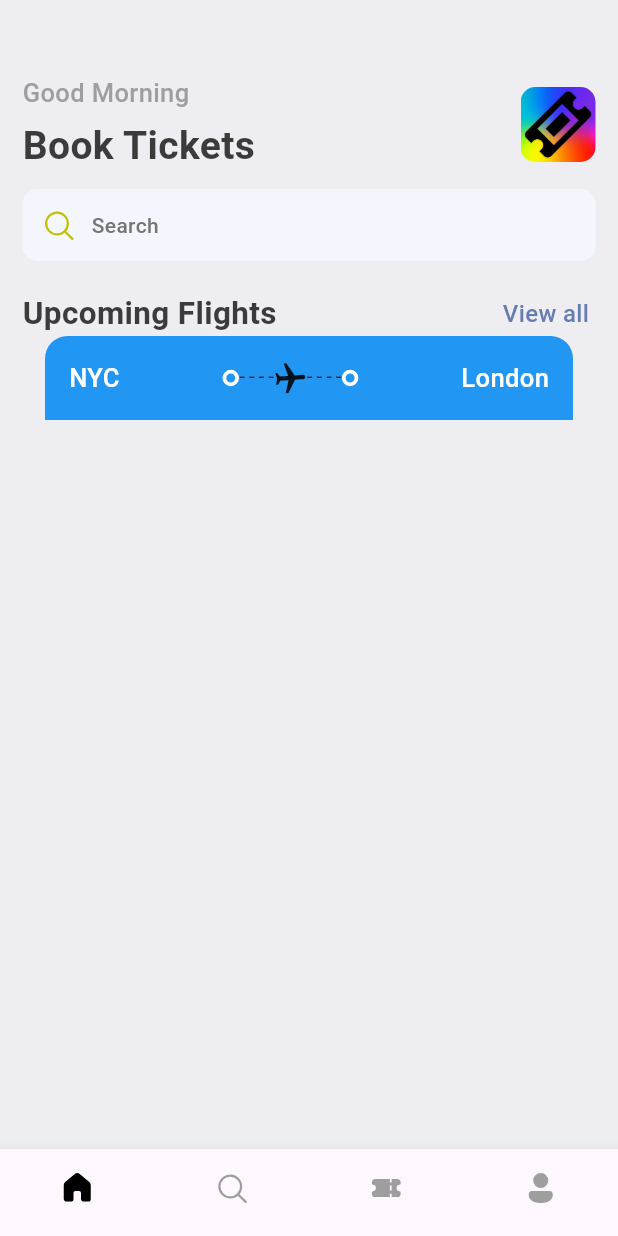
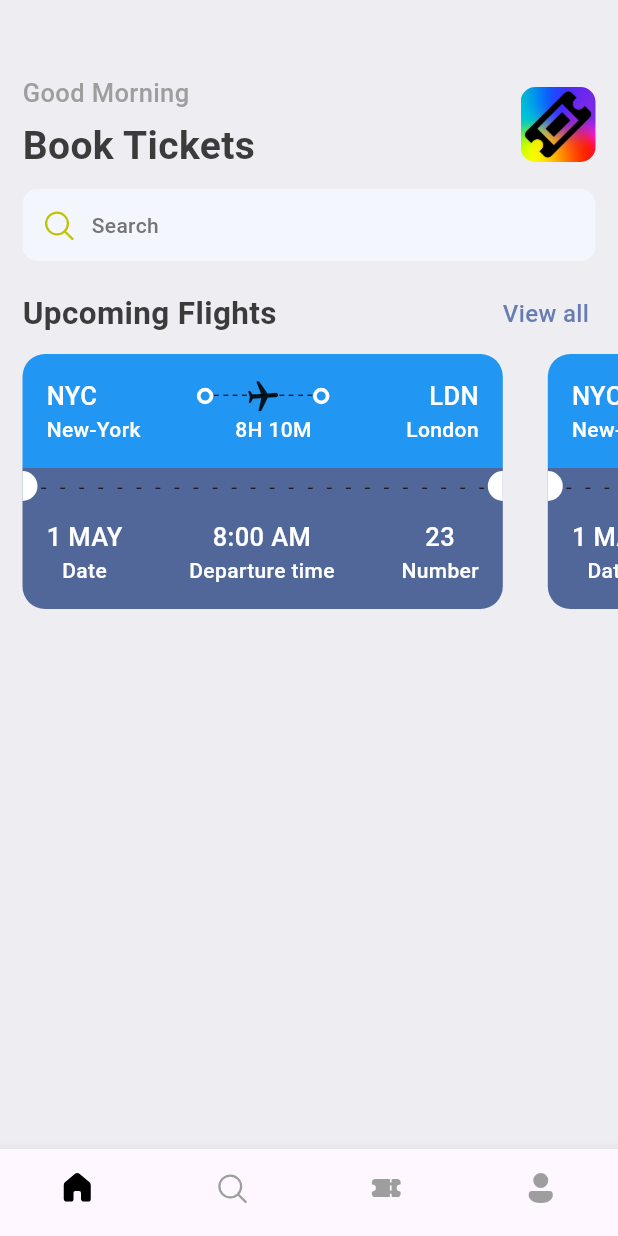
Before and after one commit to Huzaifa-Quadri/Ticket-Booker, a Flutter app: the screen it shows after launch, on a phone screen of 412 x 824 dp. Run offline on Flutter 3.47's test engine with Material 3 defaults, Android fonts, the phone set to English and light mode, and no system bars; our stand-ins replace fluentui_system_icons, gap.

Commit message:
Ticket View Complete

```diff
--- a/lib/Screens/home.dart
+++ b/lib/Screens/home.dart
@@ -89,8 +89,17 @@ class _MyHomePageState extends State<MyHomePage> {
                     ),
                   ],
                 ),
-                const TicketView()
               ],
+            ),
+          ),
+          const Gap(12),
+          const SingleChildScrollView(
+            scrollDirection: Axis.horizontal,
+            // padding: EdgeInsets.only(
+            //   right: 20,
+            // ),
+            child: Row(
+              children: [TicketView(), TicketView()],
             ),
           )
         ],
--- /dev/null
+++ b/lib/Widgets/flight_route_icon.dart
@@ -0,0 +1,85 @@
+import 'package:flutter/material.dart';
+
+import 'package:ticket_booking/Widgets/circle_widget.dart';
+
+class FlightRouteWidget extends StatelessWidget {
+  const FlightRouteWidget({super.key});
+
+  //? New formatting of different widgets
+
+  @override
+  Widget build(BuildContext context) {
+    return Row(
+      children: [
+        const Spacer(),
+        const CircleWidget(),
+        Expanded(
+          child: LayoutBuilder(
+            builder: (context, constraints) {
+              final spaceWidth = constraints.maxWidth;
+              return Stack(
+                children: [
+                  Flex(
+                    direction: Axis.horizontal,
+                    mainAxisAlignment: MainAxisAlignment.spaceBetween,
+                    children: List.generate(
+                      (spaceWidth / 6).floor(),
+                      (index) => const Text("-"),
+                    ),
+                  ),
+                  Center(
+                    child: Transform.rotate(
+                      angle: 1.5,
+                      child: const Icon(Icons.airplanemode_active),
+                    ),
+                  ),
+                ],
+              );
+            },
+          ),
+        ),
+        const CircleWidget(),
+        const Spacer()
+      ],
+    );
+  }
+
+  // @override
+  // Widget build(BuildContext context) {
+  //   return Row(
+  //     children: [
+  //       const Spacer(),
+  //       const CircleWidget(),
+  //       Expanded(
+  //         child: Stack(
+  //           children: [
+  //             SizedBox(
+  //               child: LayoutBuilder(
+  //                 builder: (context, constraints) {
+  //                   final spaceWidth = constraints.constrainWidth();
+  //                   return Flex(
+  //                     direction: Axis.horizontal,
+  //                     mainAxisAlignment: MainAxisAlignment.spaceBetween,
+  //                     children: List.generate(
+  //                       (spaceWidth / 6).floor(),
+  //                       (index) => const Text("-"),
+  //                     ),
+  //                   );
+  //                 },
+  //               ),
+  //             ),
+  //             Center(
+  //               child: Transform.rotate(
+  //                 angle: 1.5,
+  //                 child: const Icon(Icons.airplanemode_active),
+  //               ),
+  //             ),
+  //           ],
+  //         ),
+  //       ),
+  //       const CircleWidget(),
+  //       const Spacer(),
+  //     ],
+  //   );
+  // }
+}
--- a/lib/Widgets/ticket_view.dart
+++ b/lib/Widgets/ticket_view.dart
@@ -1,7 +1,7 @@
 import 'package:flutter/material.dart';
 
-import 'package:ticket_booking/Widgets/circle_widget.dart';
 import 'package:ticket_booking/utils/theme_style.dart';
+import 'package:ticket_booking/Widgets/flight_route_icon.dart';
 
 class TicketView extends StatelessWidget {
   const TicketView({super.key});
@@ -13,7 +13,7 @@ class TicketView extends StatelessWidget {
     return SizedBox(
       //! Whole Page Space
       height: 200,
-      width: size.width,
+      width: size.width * 0.85,
       child: Container(
         //! Ticket Card Start
         // color: Colors.green,
@@ -42,44 +42,146 @@ class TicketView extends StatelessWidget {
                         style: AppStyles.headLineStyle3
                             .copyWith(color: Colors.white),
                       ),
-                      const Spacer(),
-                      const CircleWidget(),
+                      const Expanded(
+                        child: FlightRouteWidget(),
+                      ),
+                      Text(
+                        "LDN",
+                        style: AppStyles.headLineStyle3
+                            .copyWith(color: Colors.white),
+                      ),
+                    ],
+                  ),
+                  Row(
+                    mainAxisAlignment: MainAxisAlignment.spaceBetween,
+                    children: [
+                      Text(
+                        "New-York",
+                        style: AppStyles.headLineStyle4
+                            .copyWith(color: Colors.white),
+                      ),
+                      Text(
+                        "8H 10M",
+                        style: AppStyles.headLineStyle4
+                            .copyWith(color: Colors.white),
+                      ),
+                      Text(
+                        "London",
+                        style: AppStyles.headLineStyle4
+                            .copyWith(color: Colors.white),
+                      ),
+                    ],
+                  ),
+                ],
+              ),
+            ),
+
+            //! Red part of Ticket Starting here
+            Container(
+              color: AppStyles.orangeColor,
+              child: Row(
+                children: [
+                  const SizedBox(
+                    height: 20,
+                    width: 10,
+                    child: DecoratedBox(
+                      decoration: BoxDecoration(
+                          color: Colors.white,
+                          borderRadius: BorderRadius.only(
+                            topRight: Radius.circular(10),
+                            bottomRight: Radius.circular(10),
+                          )),
+                    ),
+                  ),
                   Expanded(
-                        child: Stack(
-                          children: [
-                            SizedBox(
+                      child: Padding(
+                    padding: const EdgeInsets.all(2.0),
                     child: LayoutBuilder(
                       builder: (context, constraints) {
-                                final spacewidth = constraints.constrainWidth();
-                                print(
-                                    "width of our box is : $spacewidth and height ${constraints.constrainHeight()}");
+                        final width = constraints.maxWidth;
 
                         return Flex(
                           direction: Axis.horizontal,
-                                  mainAxisAlignment:
-                                      MainAxisAlignment.spaceBetween,
+                          mainAxisAlignment: MainAxisAlignment.spaceBetween,
+                          mainAxisSize: MainAxisSize.max,
                           children: List.generate(
-                                      (spacewidth / 6).floor(),
-                                      (index) => const Text("-")),
+                            (width / 12).floor(),
+                            (index) => const Text("-"),
+                          ),
                         );
-                              }),
+                      },
                     ),
-                            Center(
-                              child: Transform.rotate(
-                                angle: 1.5,
-                                child: const Icon(Icons.airplanemode_active),
+                  )),
+                  const SizedBox(
+                    height: 20,
+                    width: 10,
+                    child: DecoratedBox(
+                      decoration: BoxDecoration(
+                          color: Colors.white,
+                          borderRadius: BorderRadius.only(
+                            topLeft: Radius.circular(10),
+                            bottomLeft: Radius.circular(10),
+                          )),
                     ),
                   ),
                 ],
               ),
             ),
-                      const CircleWidget(),
-                      const Spacer(),
+            Container(
+              padding: const EdgeInsets.only(
+                  top: 10, bottom: 16, right: 16, left: 16),
+              // height: 50,
+              decoration: BoxDecoration(
+                color: AppStyles
+                    .orangeColor, //! Red Color Column Container Section
+                borderRadius: const BorderRadius.only(
+                  bottomLeft: Radius.circular(15),
+                  bottomRight: Radius.circular(15),
+                ),
+              ),
+              child: Row(
+                mainAxisAlignment: MainAxisAlignment.spaceBetween,
+                children: [
+                  Column(
+                    children: [
                       Text(
-                        "London",
+                        "1 MAY",
                         style: AppStyles.headLineStyle3
                             .copyWith(color: Colors.white),
-                      )
+                      ),
+                      Text(
+                        "Date",
+                        style: AppStyles.headLineStyle4
+                            .copyWith(color: Colors.white),
+                      ),
+                    ],
+                  ),
+                  Column(
+                    children: [
+                      Text(
+                        "8:00 AM",
+                        style: AppStyles.headLineStyle3
+                            .copyWith(color: Colors.white),
+                      ),
+                      Text(
+                        "Departure time",
+                        style: AppStyles.headLineStyle4
+                            .copyWith(color: Colors.white),
+                      ),
+                    ],
+                  ),
+                  Column(
+                    children: [
+                      Text(
+                        "23",
+                        style: AppStyles.headLineStyle3
+                            .copyWith(color: Colors.white),
+                      ),
+                      Text(
+                        "Number",
+                        style: AppStyles.headLineStyle4
+                            .copyWith(color: Colors.white),
+                      ),
                     ],
                   ),
                 ],
```
Lines whose indentation alone changed are shown as unchanged.
